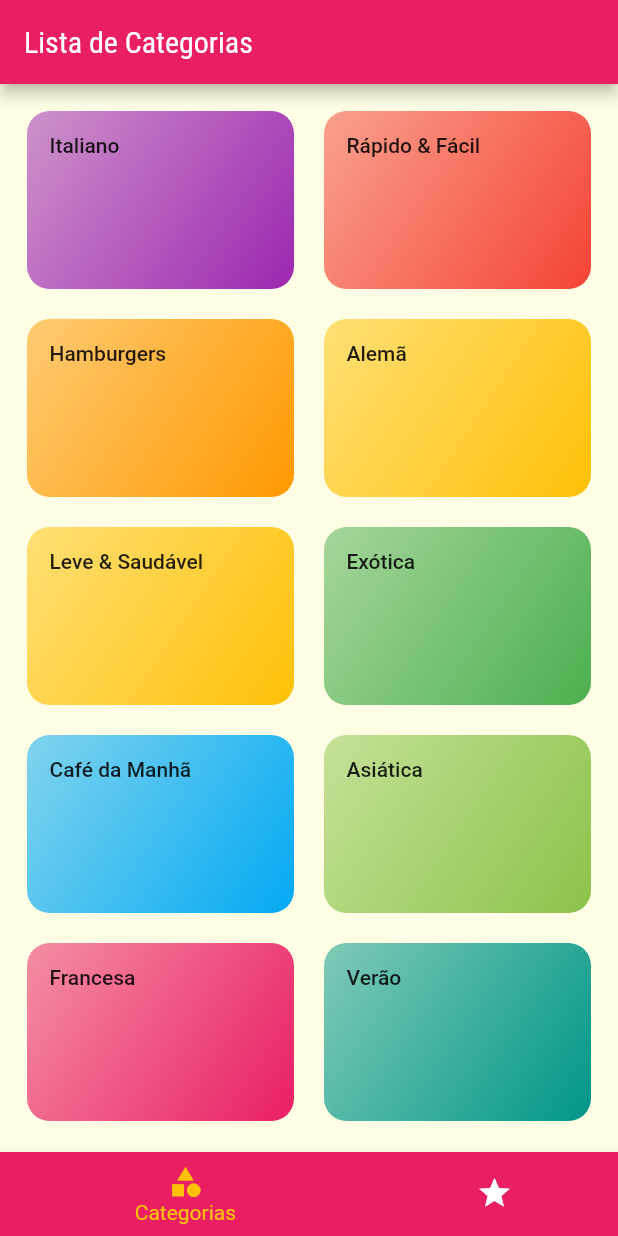
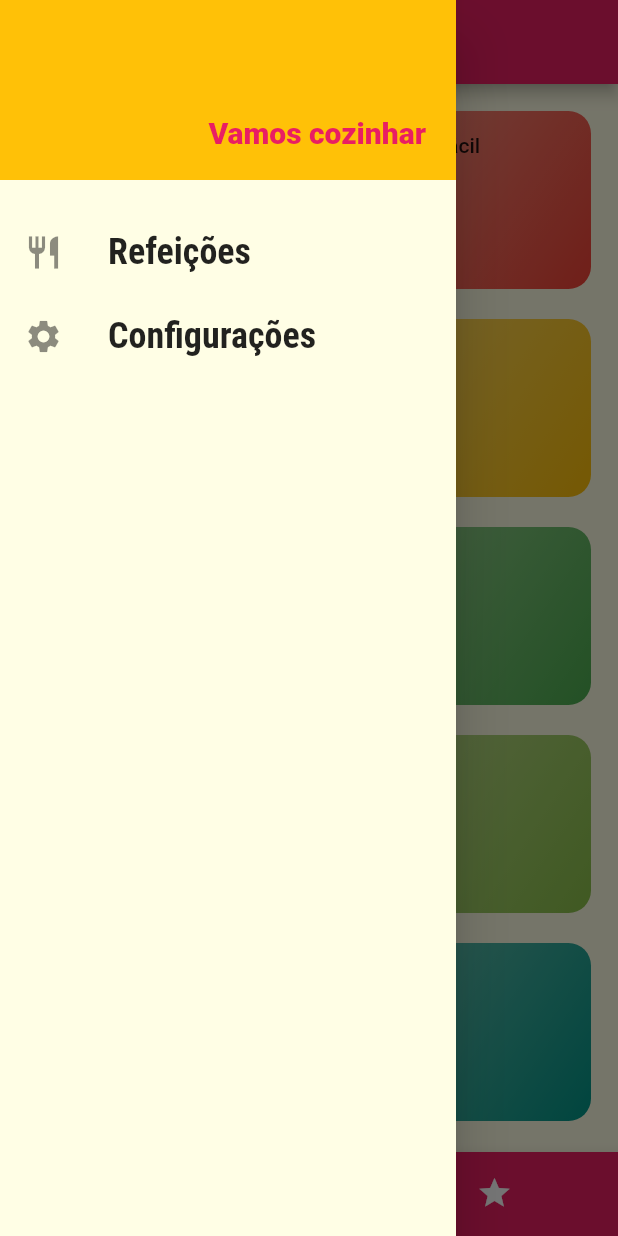
Before and after one commit to AndersonGoncalves/CursoCompletoFlutter, a Flutter app: the screen it shows after launch, with the side drawer open (before the commit the screen has no drawer), on a phone screen of 412 x 824 dp. Run offline on Flutter 3.47's test engine with Material 2 defaults, Android fonts, the phone set to English and light mode, and no system bars.

Commit message:
Criando um drawer (Menu)

```diff
--- /dev/null
+++ b/refeicoes/lib/components/main_drawer.dart
@@ -0,0 +1,49 @@
+import 'package:flutter/material.dart';
+
+class MainDrawer extends StatelessWidget {
+  const MainDrawer({super.key});
+
+  Widget _createItem(IconData icon, String label) {
+    return ListTile(
+      leading: Icon(
+        icon,
+        size: 26,
+      ),
+      title: Text(
+        label,
+        style: const TextStyle(
+          fontFamily: 'RobotoCondensed',
+          fontSize: 24,
+          fontWeight: FontWeight.bold,
+        ),
+      ),
+      onTap: () {},
+    );
+  }
+
+  @override
+  Widget build(BuildContext context) {
+    return Drawer(
+        child: Column(
+      children: <Widget>[
+        Container(
+          height: 120,
+          width: double.infinity,
+          padding: const EdgeInsets.all(20),
+          color: Theme.of(context).colorScheme.secondary,
+          alignment: Alignment.bottomRight,
+          child: Text(
+            'Vamos cozinhar',
+            style: TextStyle(
+                fontWeight: FontWeight.w900,
+                fontSize: 20,
+                color: Theme.of(context).colorScheme.primary),
+          ),
+        ),
+        const SizedBox(height: 20),
+        _createItem(Icons.restaurant, 'Refeições'),
+        _createItem(Icons.settings, 'Configurações')
+      ],
+    ));
+  }
+}
--- a/refeicoes/lib/screens/tabs_screen.dart
+++ b/refeicoes/lib/screens/tabs_screen.dart
@@ -1,6 +1,7 @@
 import 'package:flutter/material.dart';
 import 'categories_screen.dart';
 import 'favorite_screen.dart';
+import '../components/main_drawer.dart';
 
 /*Navegação dentro do AppBar na parte superior
 class TabsScreen extends StatelessWidget {
@@ -69,6 +70,7 @@ class _TabsScreenState extends State<TabsScreen> {
           _screens[_selectedScreenIndex]['title'] as String,
         ),
       ),
+      drawer: const MainDrawer(),
       body: _screens[_selectedScreenIndex]['screen'] as Widget,
       bottomNavigationBar: BottomNavigationBar(
         onTap: _selectScreen,
```
